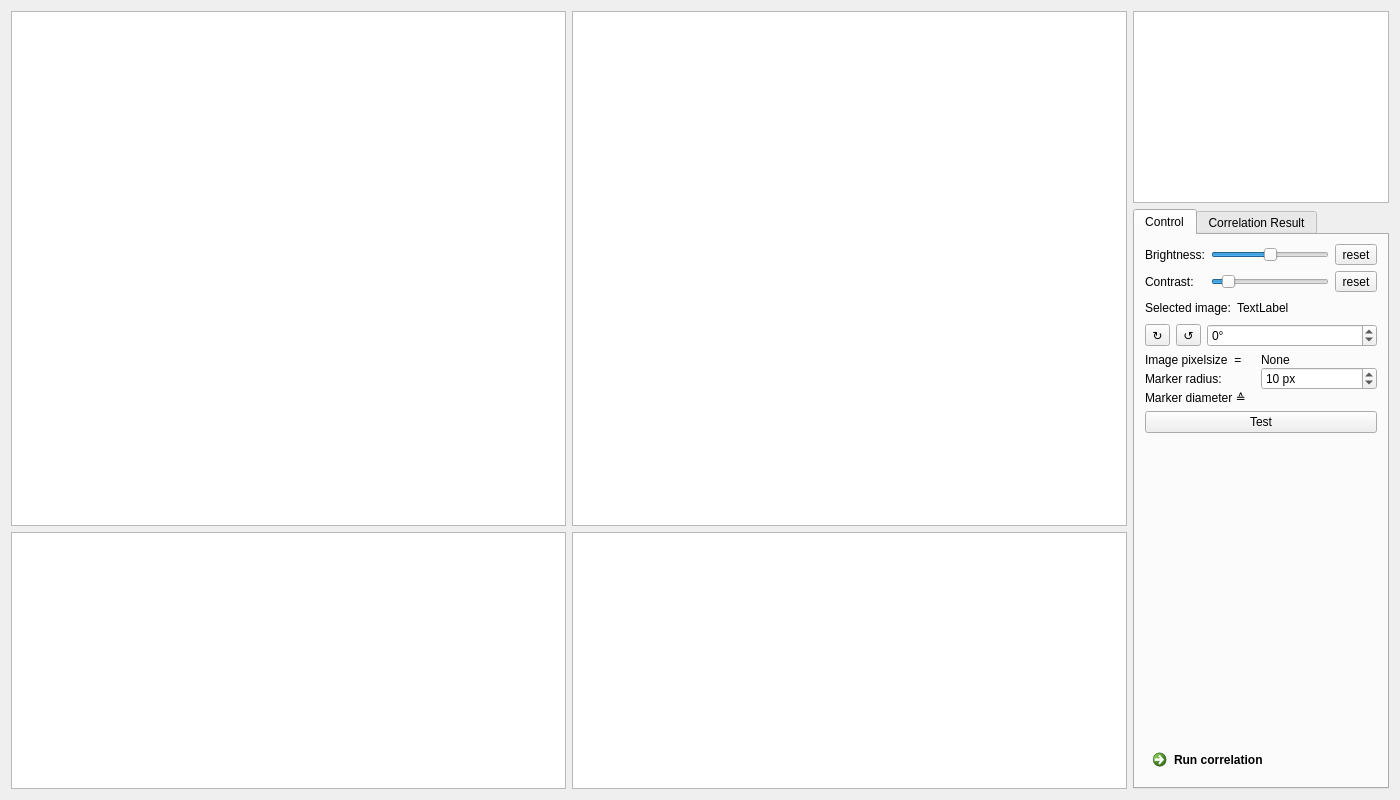
Qt form TDCT_correlation.ui (coraxx/3DCT) before a commit.
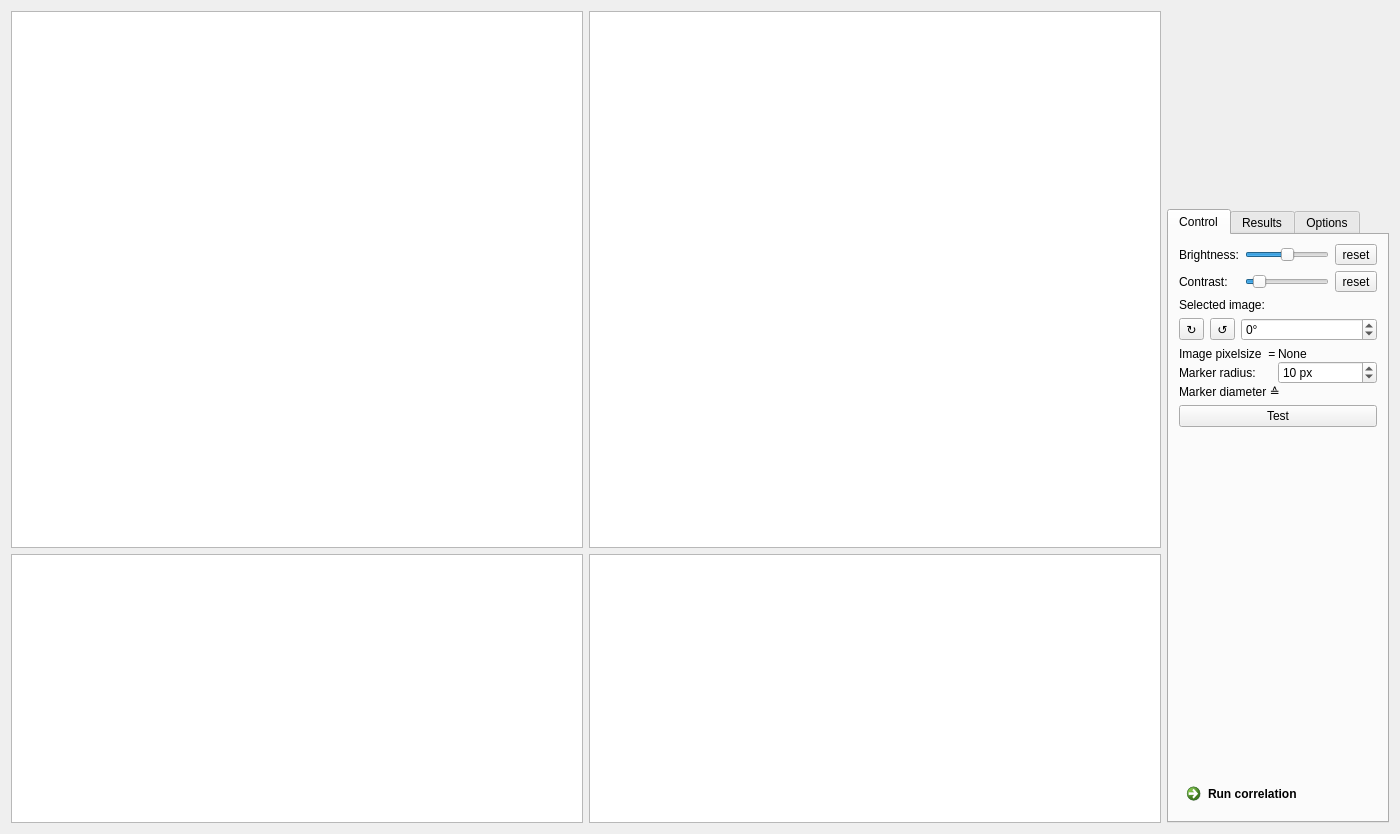
The same form after that commit. Custom widgets are drawn as their Qt base class.

Commit message: - integrated matplot lib scatter plot into ui

Patch:
```diff
--- a/TDCT_correlation.ui
+++ b/TDCT_correlation.ui
@@ -7,7 +7,7 @@
     <x>0</x>
     <y>0</y>
     <width>1400</width>
-    <height>800</height>
+    <height>834</height>
    </rect>
   </property>
   <property name="windowTitle">
@@ -69,7 +69,20 @@
    <item>
     <layout class="QVBoxLayout" name="QVBoxLayout_ctrl_stat" stretch="0,1">
      <item>
-      <widget class="QGraphicsView" name="graphicsView_scatter"/>
+      <widget class="MatplotlibWidget" name="widget_scatterplot" native="true">
+       <property name="minimumSize">
+        <size>
+         <width>0</width>
+         <height>192</height>
+        </size>
+       </property>
+       <property name="maximumSize">
+        <size>
+         <width>256</width>
+         <height>16777215</height>
+        </size>
+       </property>
+      </widget>
      </item>
      <item>
       <widget class="QTabWidget" name="tabWidget_ctrl_result">
@@ -160,22 +173,19 @@
            <item>
             <widget class="QLabel" name="label_selimg">
              <property name="text">
-              <string>TextLabel</string>
+              <string/>
              </property>
             </widget>
            </item>
            <item>
-            <spacer name="horizontalSpacer">
-             <property name="orientation">
-              <enum>Qt::Horizontal</enum>
+            <widget class="QLabel" name="label_imagetype">
+             <property name="text">
+              <string/>
              </property>
-             <property name="sizeHint" stdset="0">
-              <size>
-               <width>40</width>
-               <height>20</height>
-              </size>
+             <property name="alignment">
+              <set>Qt::AlignRight|Qt::AlignTrailing|Qt::AlignVCenter</set>
              </property>
-            </spacer>
+            </widget>
            </item>
           </layout>
          </item>
@@ -323,7 +333,12 @@
        </widget>
        <widget class="QWidget" name="result">
         <attribute name="title">
-         <string>Correlation Result</string>
+         <string>Results</string>
+        </attribute>
+       </widget>
+       <widget class="QWidget" name="options">
+        <attribute name="title">
+         <string>Options</string>
         </attribute>
        </widget>
       </widget>
@@ -338,6 +353,12 @@
    <extends>QTableView</extends>
    <header>QtCustom.h</header>
   </customwidget>
+  <customwidget>
+   <class>MatplotlibWidget</class>
+   <extends>QWidget</extends>
+   <header>QtCustom.h</header>
+   <container>1</container>
+  </customwidget>
  </customwidgets>
  <resources/>
  <connections/>
```
Left out of the diff: 8 changed lines with no effect on the pictures. The commit also changes 2 other files.
